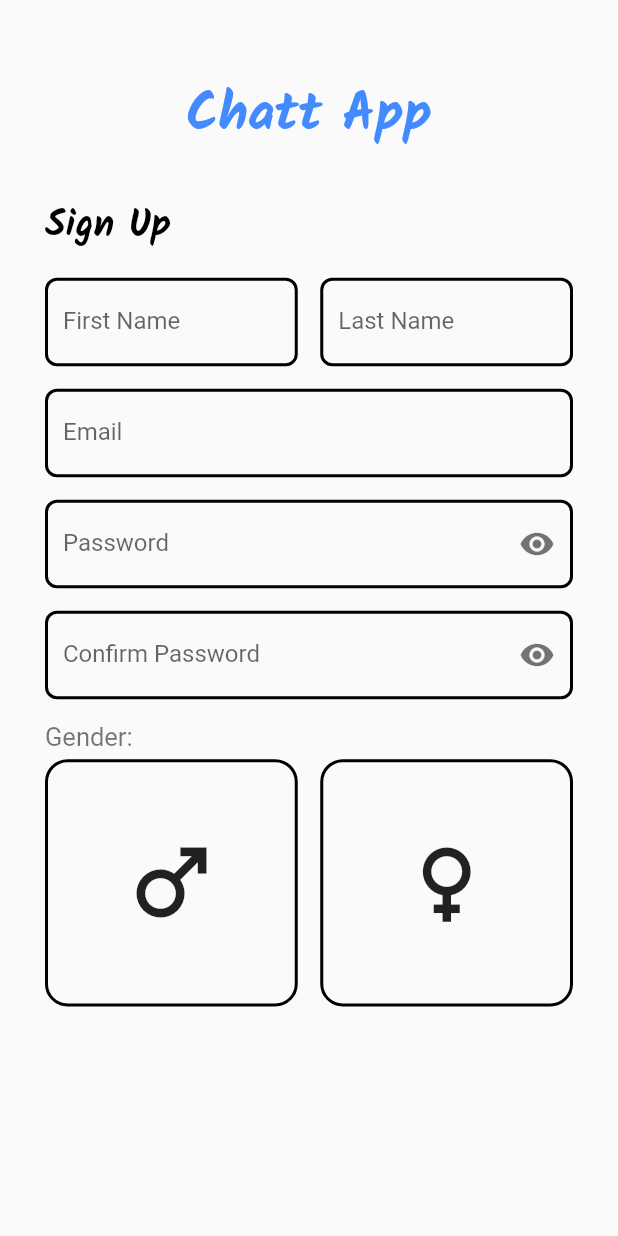
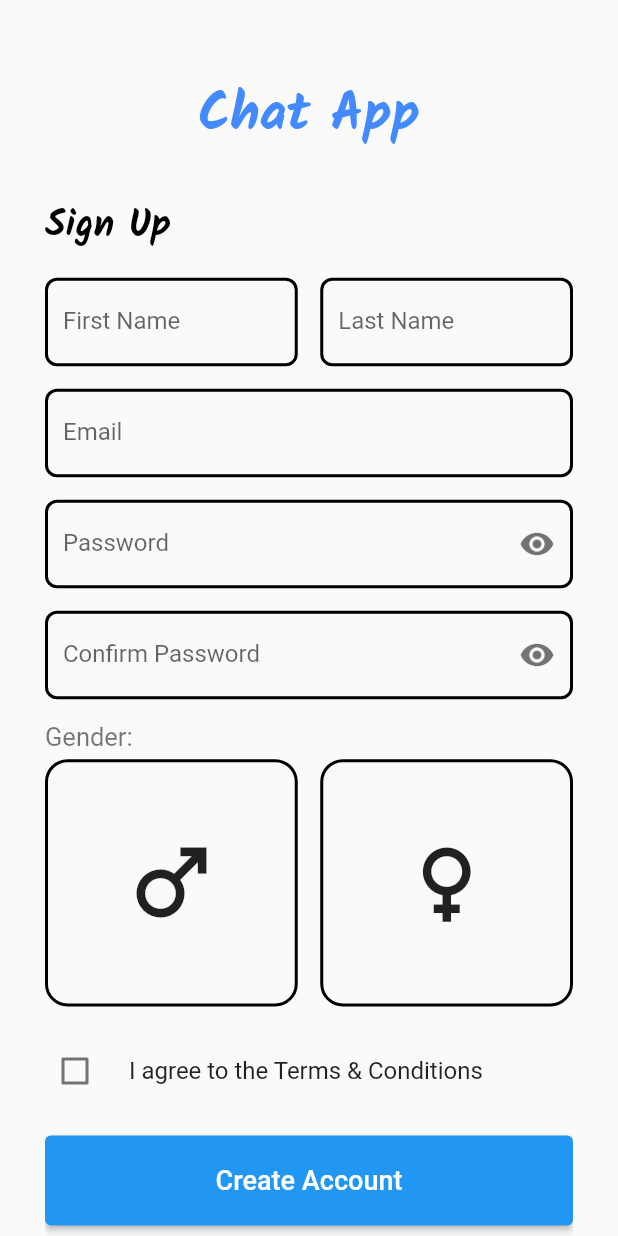
Before and after one commit to yassine-ajroud/ChatApp, a Flutter app: the screen it shows after launch, on a phone screen of 412 x 824 dp. Run offline on Flutter 3.47's test engine with Material 2 defaults, Android fonts, the phone set to English and light mode, and no system bars; missing offline and left inert: dart:ffi.

Commit message:
sign up page

```diff
--- a/chat_app/lib/view/screens/signup.dart
+++ b/chat_app/lib/view/screens/signup.dart
@@ -1,3 +1,5 @@
+import 'dart:ffi';
+
 import 'package:chat_app/view/widgets/input_fileld.dart';
 import 'package:chat_app/view/widgets/singup_gender_box.dart';
 import 'package:flutter/material.dart';
@@ -11,6 +13,8 @@ class Signup_Screen extends StatefulWidget {
 
 class _Signup_ScreenState extends State<Signup_Screen> {
   final GlobalKey<FormState> _key = GlobalKey();
+  var agree = false;
+
   @override
   Widget build(BuildContext context) {
     return Scaffold(
@@ -27,7 +31,7 @@ class _Signup_ScreenState extends State<Signup_Screen> {
                     height: MediaQuery.of(context).size.height * 0.06,
                   ),
                   const Text(
-                    'Chatt App',
+                    'Chat App',
                     style: TextStyle(
                       fontFamily: 'Kalam',
                       fontWeight: FontWeight.bold,
@@ -66,8 +70,12 @@ class _Signup_ScreenState extends State<Signup_Screen> {
                         SizedBox(height: 15),
                         Input_Field('Password', icon: Icons.remove_red_eye),
                         SizedBox(height: 15),
-                        Input_Field('Confirm Password',
-                            icon: Icons.remove_red_eye),
+                        Input_Field(
+                          'Confirm Password',
+                          icon: Icons.remove_red_eye,
+                          ctext: "1234567",
+                          obs: true,
+                        ),
                         SizedBox(height: 15),
                         const SizedBox(
                             width: double.infinity,
@@ -91,7 +99,42 @@ class _Signup_ScreenState extends State<Signup_Screen> {
                         ),
                       ],
                     ),
-                  )
+                  ),
+                  SizedBox(height: 15),
+                  CheckboxListTile(
+                    contentPadding: EdgeInsets.zero,
+                      controlAffinity: ListTileControlAffinity.leading,
+                      title: Text('I agree to the Terms & Conditions'),
+                      value: agree,
+                      onChanged: (val) {
+                        setState(() {
+                          agree = val!;
+                        });
+                      }),SizedBox(height: 15),
+                  SizedBox(
+                    width: double.infinity,
+                    height: 60,
+                    child: ElevatedButton(
+                        child: const Text(
+                          'Create Account',
+                          style: TextStyle(fontSize: 18),
+                        ),
+                        onPressed: () {
+                          _key.currentState!.validate();
+                        }),
+                  ),
+                  const SizedBox(height: 15),
+                 const Text.rich(
+                    TextSpan(children: [
+                      TextSpan(text: 'Already Registred?'),
+                      TextSpan(
+                          text: ' LOG IN',
+                          style: TextStyle(
+                              color: Colors.blueAccent,
+                              fontWeight: FontWeight.bold))
+                    ]),
+                  ),
+                  SizedBox(height: 15)
                 ]),
           ),
         ),
--- a/chat_app/lib/view/widgets/input_fileld.dart
+++ b/chat_app/lib/view/widgets/input_fileld.dart
@@ -2,14 +2,37 @@ import 'package:flutter/material.dart';
 
 class Input_Field extends StatelessWidget {
   String text;
+  String? ctext;
   IconData? icon;
+  bool? obs;
   TextInputType? type;
-  Input_Field(this.text, {this.icon, this.type});
+
+  Input_Field(
+    this.text, {
+    this.icon,
+    this.type,
+    this.ctext,
+    this.obs
+  });
 
   @override
   Widget build(BuildContext context) {
     return TextFormField(
+      validator: (value) {
+        if (value!.isEmpty)
+          return '$text required';
+        else if (text == 'Email' && !value.contains('@'))
+          return 'Enter a valid email';
+        else if (text == 'Password' && value.length < 7)
+          return 'Password must be at least 7 characters';
+        else if (text == 'Confirm Password' && value != ctext)
+          return 'Password didn\'t match';
+        else
+          return null;
+      },
+      onSaved: (value) {},
       keyboardType: type,
+      obscureText: obs??false,
       decoration: InputDecoration(
         suffixIcon: Icon(
           icon,
@@ -23,7 +46,14 @@ class Input_Field extends StatelessWidget {
         focusedBorder: OutlineInputBorder(
           borderSide: const BorderSide(width: 2, color: Colors.black),
           borderRadius: BorderRadius.circular(8),
-          )),
+        ),
+        errorBorder: const OutlineInputBorder(
+          borderSide: BorderSide(color: Colors.red, width: 2.0),
+        ),
+        focusedErrorBorder: const OutlineInputBorder(
+          borderSide: BorderSide(color: Colors.red, width: 2.0),
+        ),
+      ),
     );
   }
 }
```
Lines whose indentation alone changed are shown as unchanged.
